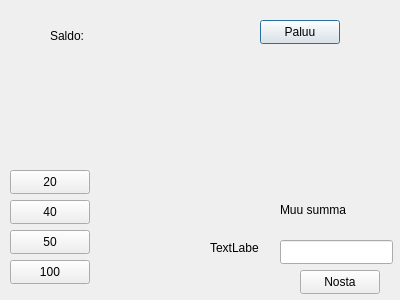
Above: bank_automat/withdraw.ui from 25kmo-project/group_7 before the change. Below: the same form after it.
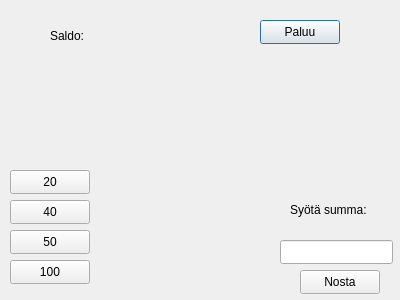
That is the form after the change.

Diff of the .ui file:
```diff
--- a/bank_automat/withdraw.ui
+++ b/bank_automat/withdraw.ui
@@ -117,27 +117,27 @@
   <widget class="QLabel" name="label">
    <property name="geometry">
     <rect>
-     <x>280</x>
+     <x>290</x>
      <y>200</y>
      <width>111</width>
      <height>20</height>
     </rect>
    </property>
    <property name="text">
-    <string>Muu summa</string>
+    <string>Syötä summa:</string>
    </property>
   </widget>
   <widget class="QLabel" name="labelError">
    <property name="geometry">
     <rect>
-     <x>210</x>
+     <x>190</x>
      <y>240</y>
-     <width>49</width>
-     <height>16</height>
+     <width>71</width>
+     <height>21</height>
     </rect>
    </property>
    <property name="text">
-    <string>TextLabel</string>
+    <string/>
    </property>
   </widget>
  </widget>
```
